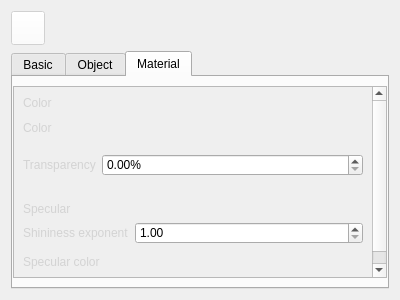
The window that QChromosome/attributes.ui (Michalaq/ChromosomeVisualizer) describes before a commit, drawn with Qt 5.
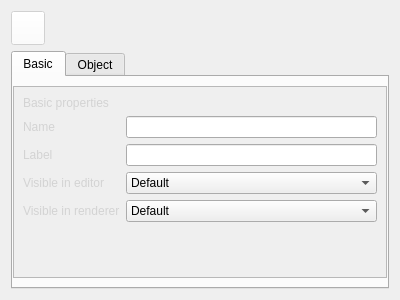
The same window after the commit. The open tabs and pages were chosen to show the change. Icons and pictures are not drawn. Custom widgets are drawn as their Qt base class.

Diff of the .ui file:
```diff
--- a/QChromosome/attributes.ui
+++ b/QChromosome/attributes.ui
@@ -404,184 +404,6 @@
        </item>
       </layout>
      </widget>
-     <widget class="QWidget" name="tab_3">
-      <attribute name="title">
-       <string>Material</string>
-      </attribute>
-      <layout class="QGridLayout" name="gridLayout">
-       <property name="leftMargin">
-        <number>0</number>
-       </property>
-       <property name="rightMargin">
-        <number>0</number>
-       </property>
-       <item row="0" column="0">
-        <widget class="QScrollArea" name="scrollArea_3">
-         <property name="widgetResizable">
-          <bool>true</bool>
-         </property>
-         <widget class="QWidget" name="scrollAreaWidgetContents_3">
-          <property name="geometry">
-           <rect>
-            <x>0</x>
-            <y>0</y>
-            <width>362</width>
-            <height>220</height>
-           </rect>
-          </property>
-          <layout class="QVBoxLayout" name="verticalLayout_4">
-           <item>
-            <widget class="QLabel" name="label_13">
-             <property name="text">
-              <string>Color</string>
-             </property>
-             <property name="class" stdset="0">
-              <string>section</string>
-             </property>
-            </widget>
-           </item>
-           <item>
-            <layout class="QFormLayout" name="formLayout_4">
-             <item row="0" column="0">
-              <widget class="Label" name="label_15">
-               <property name="text">
-                <string>Color</string>
-               </property>
-              </widget>
-             </item>
-             <item row="1" column="0">
-              <widget class="Label" name="label_16">
-               <property name="text">
-                <string>Transparency</string>
-               </property>
-              </widget>
-             </item>
-             <item row="1" column="1">
-              <widget class="DoubleSpinBox" name="doubleSpinBox_2">
-               <property name="accelerated">
-                <bool>true</bool>
-               </property>
-               <property name="suffix">
-                <string>%</string>
-               </property>
-               <property name="maximum">
-                <double>100.000000000000000</double>
-               </property>
-               <property name="singleStep">
-                <double>0.010000000000000</double>
-               </property>
-              </widget>
-             </item>
-             <item row="0" column="1">
-              <widget class="Picker" name="widget" native="true">
-               <property name="sizePolicy">
-                <sizepolicy hsizetype="Minimum" vsizetype="Fixed">
-                 <horstretch>0</horstretch>
-                 <verstretch>0</verstretch>
-                </sizepolicy>
-               </property>
-               <property name="minimumSize">
-                <size>
-                 <width>0</width>
-                 <height>32</height>
-                </size>
-               </property>
-              </widget>
-             </item>
-            </layout>
-           </item>
-           <item>
-            <spacer name="verticalSpacer_4">
-             <property name="orientation">
-              <enum>Qt::Vertical</enum>
-             </property>
-             <property name="sizeType">
-              <enum>QSizePolicy::Fixed</enum>
-             </property>
-             <property name="sizeHint" stdset="0">
-              <size>
-               <width>20</width>
-               <height>20</height>
-              </size>
-             </property>
-            </spacer>
-           </item>
-           <item>
-            <widget class="QLabel" name="label_17">
-             <property name="text">
-              <string>Specular</string>
-             </property>
-             <property name="class" stdset="0">
-              <string>section</string>
-             </property>
-            </widget>
-           </item>
-           <item>
-            <layout class="QFormLayout" name="formLayout_5">
-             <item row="0" column="0">
-              <widget class="Label" name="label_18">
-               <property name="text">
-                <string>Shininess exponent</string>
-               </property>
-              </widget>
-             </item>
-             <item row="1" column="0">
-              <widget class="Label" name="label_19">
-               <property name="text">
-                <string>Specular color</string>
-               </property>
-              </widget>
-             </item>
-             <item row="0" column="1">
-              <widget class="DoubleSpinBox" name="doubleSpinBox_3">
-               <property name="accelerated">
-                <bool>true</bool>
-               </property>
-               <property name="minimum">
-                <double>1.000000000000000</double>
-               </property>
-               <property name="maximum">
-                <double>100.000000000000000</double>
-               </property>
-              </widget>
-             </item>
-             <item row="1" column="1">
-              <widget class="Picker" name="widget_2" native="true">
-               <property name="sizePolicy">
-                <sizepolicy hsizetype="Minimum" vsizetype="Fixed">
-                 <horstretch>0</horstretch>
-                 <verstretch>0</verstretch>
-                </sizepolicy>
-               </property>
-               <property name="minimumSize">
-                <size>
-                 <width>0</width>
-                 <height>32</height>
-                </size>
-               </property>
-              </widget>
-             </item>
-            </layout>
-           </item>
-           <item>
-            <spacer name="verticalSpacer_5">
-             <property name="orientation">
-              <enum>Qt::Vertical</enum>
-             </property>
-             <property name="sizeHint" stdset="0">
-              <size>
-               <width>20</width>
-               <height>40</height>
-              </size>
-             </property>
-            </spacer>
-           </item>
-          </layout>
-         </widget>
-        </widget>
-       </item>
-      </layout>
-     </widget>
     </widget>
    </item>
   </layout>
@@ -617,12 +439,6 @@
    <extends>QLineEdit</extends>
    <header>lineedit.h</header>
   </customwidget>
-  <customwidget>
-   <class>Picker</class>
-   <extends>QWidget</extends>
-   <header>picker.h</header>
-   <container>1</container>
-  </customwidget>
  </customwidgets>
  <resources>
   <include location="icons.qrc"/>
```
